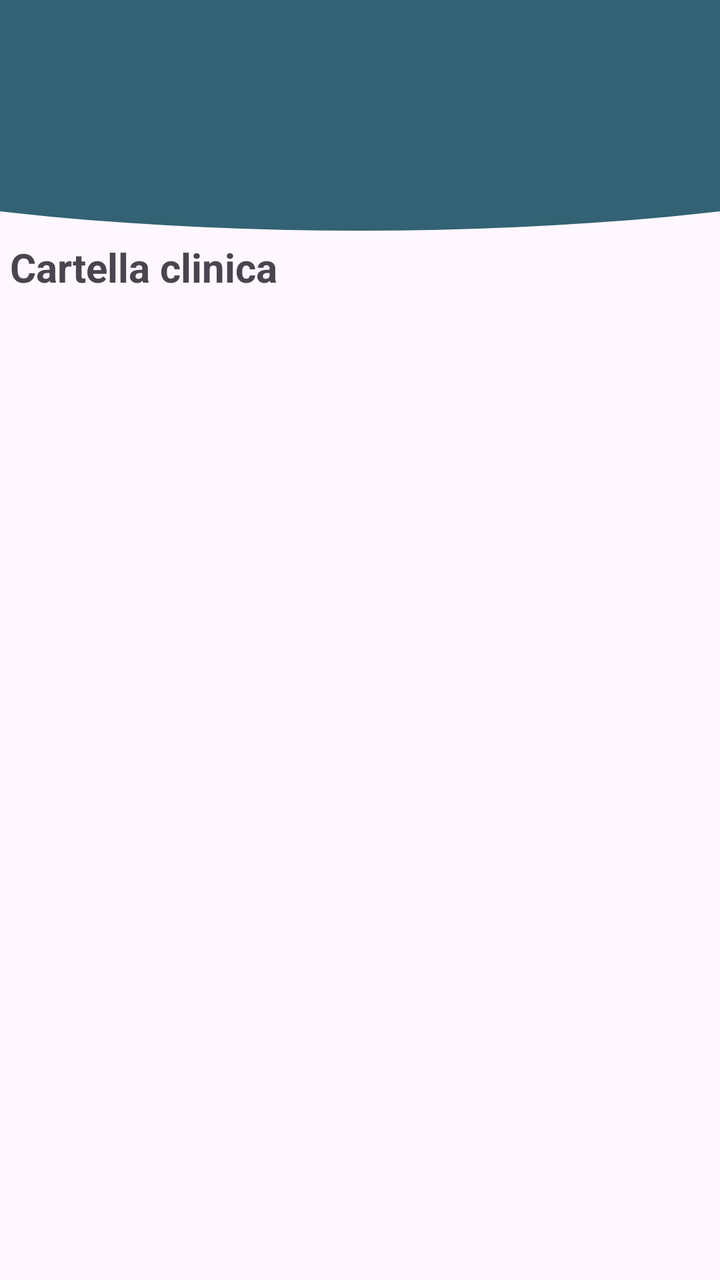
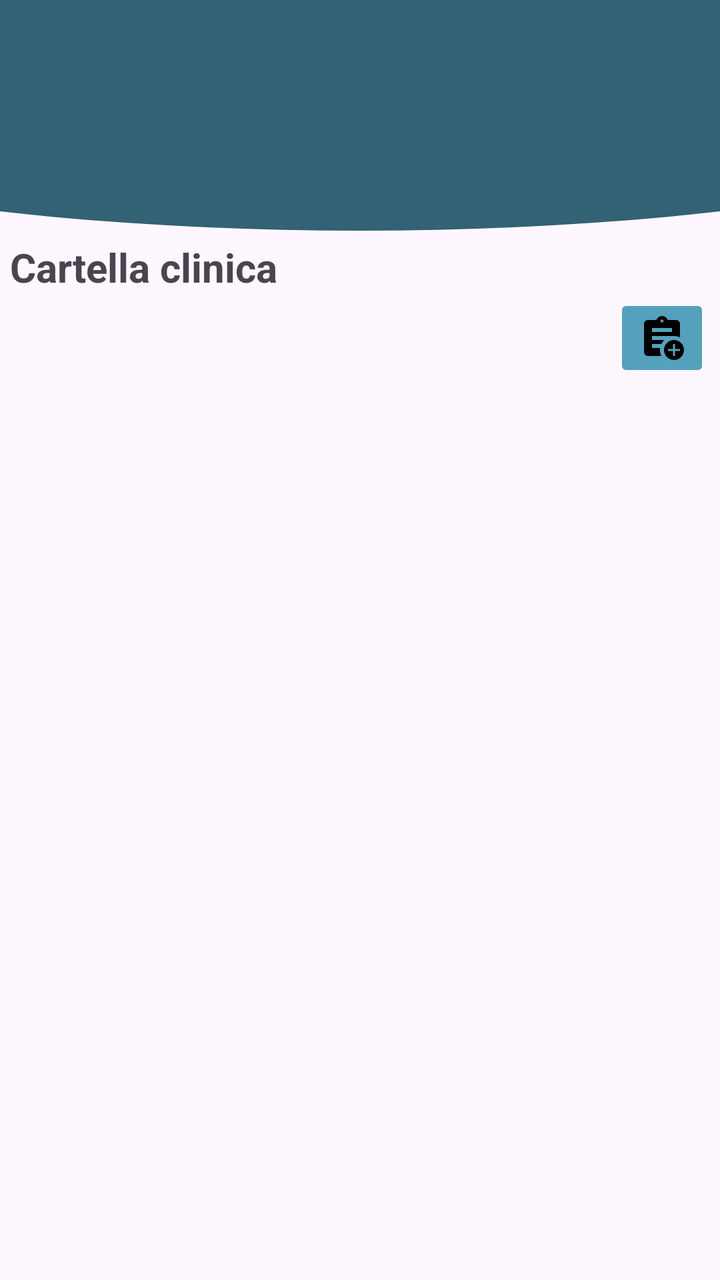

Compare the two renders of this Android layout. The source of the first and the diff that turns it into the second are given below.
<!-- AndroidManifest.xml: application theme Theme.AppPet -->
<!-- res/layout/activity_cartella_clinica.xml -->
<?xml version="1.0" encoding="utf-8"?>
<RelativeLayout xmlns:android="http://schemas.android.com/apk/res/android"
    xmlns:app="http://schemas.android.com/apk/res-auto"
    xmlns:tools="http://schemas.android.com/tools"
    android:id="@+id/main"
    android:layout_width="match_parent"
    android:layout_height="match_parent">


    <FrameLayout
        android:id="@+id/header_home"
        android:layout_width="match_parent"
        android:layout_height="120dp"
        android:layout_gravity="top">

        <ImageView
            android:id="@+id/Pippo"
            android:layout_width="800dp"
            android:layout_height="180dp"
            android:layout_gravity="center"
            android:layout_marginTop="-35dp"
            android:src="@drawable/cricle_1" />

    </FrameLayout>

    
    
    <LinearLayout
        android:layout_width="350dp"
        android:layout_height="wrap_content"
        android:orientation="vertical"
        android:layout_below="@id/header_home"
        android:layout_centerHorizontal="true">

        <TextView
            android:layout_width="350dp"
            android:layout_height="wrap_content"
            android:text="Cartella clinica"
            android:textSize="20sp"
            android:textStyle="bold"/>

        <ListView
            android:id="@+id/listaCartellaClinica"
            android:layout_width="350dp"
            android:layout_height="wrap_content"/>

    </LinearLayout>



</RelativeLayout>
<!-- resources referenced by this layout -->
<resources>
  <!-- drawable cricle_1 (drawable) -->
  <?xml version="1.0" encoding="utf-8"?>
  <shape xmlns:android="http://schemas.android.com/apk/res/android"
      android:shape="oval">
  
      <solid
          android:color="@color/Blu_base"/>
  
  </shape>
  <style name="Theme.AppPet" parent="Base.Theme.AppPet" />
  <color name="Blu_base">#326273</color>
  <style name="Base.Theme.AppPet" parent="Theme.Material3.DayNight.NoActionBar">
          
          
      </style>
</resources>

<!-- the commit's change to res/layout/activity_cartella_clinica.xml (unified diff, before → after) -->
@@ -39,6 +39,16 @@
             android:textSize="20sp"
             android:textStyle="bold"/>
 
+
+        <ImageButton
+            android:id="@+id/add_Data"
+            android:layout_width="wrap_content"
+            android:layout_height="wrap_content"
+            android:src="@drawable/add_clinic_data"
+            android:layout_gravity="right"
+            android:backgroundTint="@color/lightblue"/>
+
+
         <ListView
             android:id="@+id/listaCartellaClinica"
             android:layout_width="350dp"
<!-- resource entries referenced after the edit -->
@@ -1,5 +1,14 @@
 <!-- resources referenced by this layout -->
 <resources>
+  <color name="lightblue">#54A1BD</color>
+  <!-- drawable add_clinic_data (drawable) -->
+  <vector xmlns:android="http://schemas.android.com/apk/res/android" android:height="24dp" android:tint="#000000" android:viewportHeight="24" android:viewportWidth="24" android:width="24dp">
+        
+      <path android:fillColor="@android:color/white" android:pathData="M18,13c-2.76,0 -5,2.24 -5,5s2.24,5 5,5s5,-2.24 5,-5S20.76,13 18,13zM21,18.5h-2.5V21h-1v-2.5H15v-1h2.5V15h1v2.5H21V18.5z"/>
+        
+      <path android:fillColor="@android:color/white" android:pathData="M11.69,15c0.36,-0.75 0.84,-1.43 1.43,-2H7v-2c0,0 10.66,0 11,0c1.07,0 2.09,0.25 3,0.69V5c0,-1.1 -0.9,-2 -2,-2h-4.18C14.4,1.84 13.3,1 12,1S9.6,1.84 9.18,3H5C3.9,3 3,3.9 3,5v14c0,1.1 0.9,2 2,2h6.69C11.25,20.09 11,19.07 11,18c0,-0.34 0.03,-0.67 0.08,-1H7v-2H11.69zM12,2.75c0.41,0 0.75,0.34 0.75,0.75c0,0.41 -0.34,0.75 -0.75,0.75s-0.75,-0.34 -0.75,-0.75C11.25,3.09 11.59,2.75 12,2.75zM7,7h10v2H7V7z"/>
+      
+  </vector>
   <!-- drawable cricle_1 (drawable) -->
   <?xml version="1.0" encoding="utf-8"?>
   <shape xmlns:android="http://schemas.android.com/apk/res/android"
